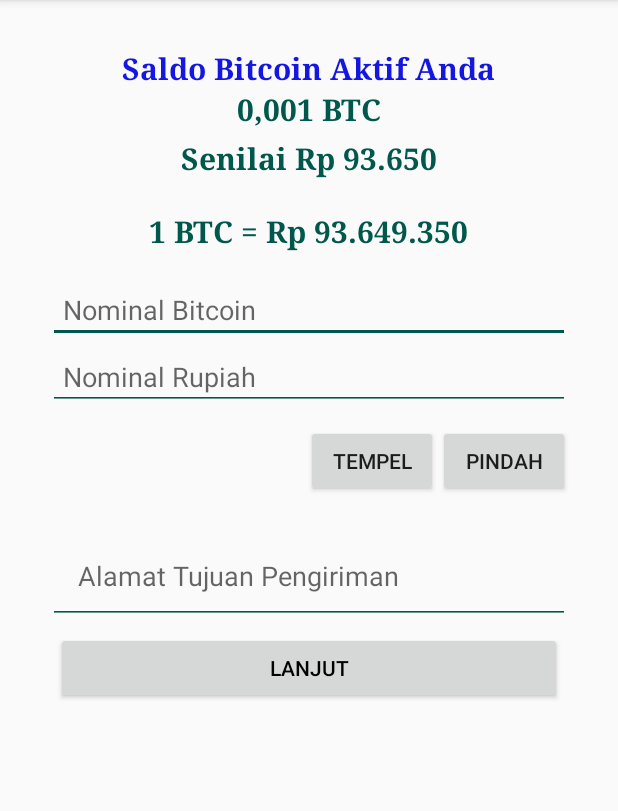
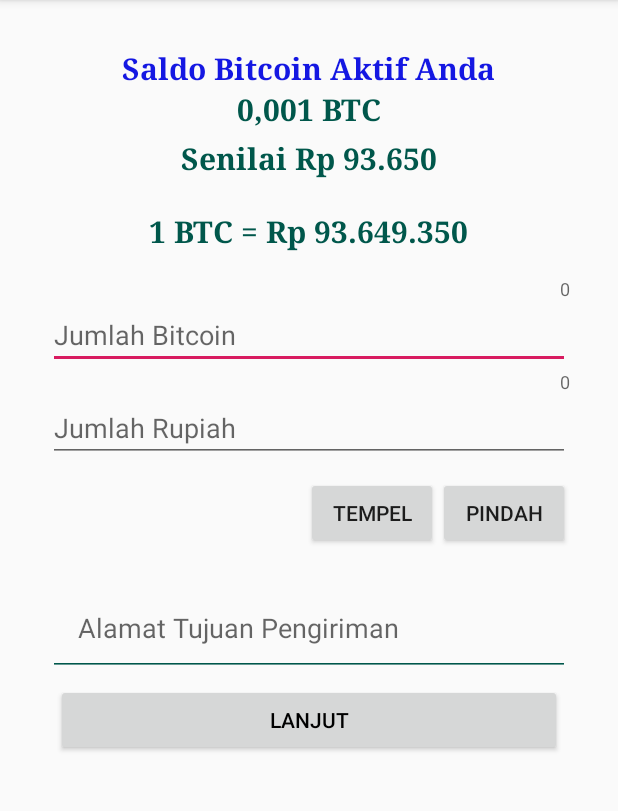
Before and after one commit to sandiumar/Beli-Bitcoin-, an Android app: the screen it shows after launch (MainActivity), on a phone screen of 412 x 824 dp, the part 84-895 px from its top. Run offline under Robolectric (Android 15) with nearby library versions, the phone set to English and light mode, and no system bars.

```diff
--- a/app/src/main/res/layout/activity_main.xml
+++ b/app/src/main/res/layout/activity_main.xml
@@ -9,6 +9,7 @@
     tools:context=".MainActivity">
 
     <android.support.v4.widget.SwipeRefreshLayout
+        android:id="@+id/swipe_random"
         android:layout_width="match_parent"
         android:layout_height="match_parent">
 
@@ -27,21 +28,22 @@
                android:textColor="#1417e2"
                android:textSize="20sp"
                android:textStyle="bold"
-            android:typeface="serif"
-            />
+               android:typeface="serif"/>
+
 
            <TextView
                android:id="@+id/nilai_coin"
                android:layout_width="wrap_content"
                android:layout_height="wrap_content"
                android:layout_gravity="center_horizontal"
-
                android:text="0,001 BTC"
                android:textColor="@color/colorPrimaryDark"
                android:textSize="20sp"
                android:textStyle="bold"
-                android:typeface="serif"
-                />
+               android:typeface="serif"/>
+
+
+
 
             <TextView
                 android:id="@+id/senilai_coin"
@@ -56,8 +58,7 @@
                 android:textColor="@color/colorPrimaryDark"
                 android:textSize="20sp"
                 android:textStyle="bold"
-                android:typeface="serif"
-                />
+                android:typeface="serif"/>
 
             <TextView
                 android:id="@+id/satu_coin"
@@ -70,59 +71,45 @@
                 android:textColor="@color/colorPrimaryDark"
                 android:textSize="20sp"
                 android:textStyle="bold"
-                android:typeface="serif"
-                />
+                android:typeface="serif" />
+
+            <android.support.design.widget.TextInputLayout
+                android:id="@+id/input_bitcoin"
+                android:layout_width="match_parent"
+                android:layout_height="wrap_content"
+                app:counterEnabled="true"
+                app:errorEnabled="true" />
+
+                <EditText
+                    android:layout_width="match_parent"
+                    android:layout_height="wrap_content"
+                    android:hint="Jumlah Bitcoin"
+                    android:digits="1234567890.-"
+                    android:inputType="number"
+                    android:id="@+id/nom_bitcoin"/>
+
+                <TextView
+                    android:id="@+id/warn"
+                    android:layout_width="match_parent"
+                    android:layout_height="wrap_content"
+                    android:text="Coin anda tidak cukup"
+                    android:textColor="#be1212"
+                    android:visibility="gone"/>
 
 
-            <EditText
-                android:id="@+id/edit_pn"
-                android:layout_width="fill_parent"
+        <android.support.design.widget.TextInputLayout
+            android:id="@+id/input_rp"
+            android:layout_width="match_parent"
             android:layout_height="wrap_content"
-                android:backgroundTint="@color/colorPrimaryDark"
-                android:hint="Personal Number"
-                android:padding="10dp"
-                android:inputType="number"
-                android:visibility="gone"
-                />
-
+            app:counterEnabled="true"
+            app:errorEnabled="true" />
 
                 <EditText
-                android:id="@+id/txt_cbg"
-                android:layout_width="fill_parent"
+                    android:layout_width="match_parent"
                     android:layout_height="wrap_content"
-                android:backgroundTint="@color/colorPrimaryDark"
-                android:hint="Kode Cabang"
-                android:padding="10dp"
+                    android:hint="Jumlah Rupiah"
                     android:inputType="number"
-                android:visibility="gone"/>
-
-            <EditText
-                android:id="@+id/uker_kartu"
-                android:layout_width="fill_parent"
-                android:layout_height="wrap_content"
-                android:backgroundTint="@color/colorPrimaryDark"
-                android:hint="Kode Uker"
-                android:padding="10dp"
-                android:inputType="number"
-                android:visibility="gone"/>
-
-            <EditText
-                android:id="@+id/nom_bitcoin"
-                android:layout_width="fill_parent"
-                android:layout_height="wrap_content"
-                android:backgroundTint="@color/colorPrimaryDark"
-                android:hint="Nominal Bitcoin"
-                android:inputType="number"
-                android:padding="10dp" />
-
-            <EditText
-                android:id="@+id/nom_rp"
-                android:layout_width="fill_parent"
-                android:layout_height="wrap_content"
-                android:backgroundTint="@color/colorPrimaryDark"
-                android:hint="Nominal Rupiah"
-                android:inputType="number"
-                android:padding="10dp" />
+                    android:id="@+id/nom_rp"/>
 
         <LinearLayout
             android:layout_width="match_parent"
@@ -168,7 +155,6 @@
 
         </ScrollView>
 
-
     </LinearLayout>
     </android.support.v4.widget.SwipeRefreshLayout>
 </LinearLayout>
```
Lines whose indentation alone changed are shown as unchanged.
